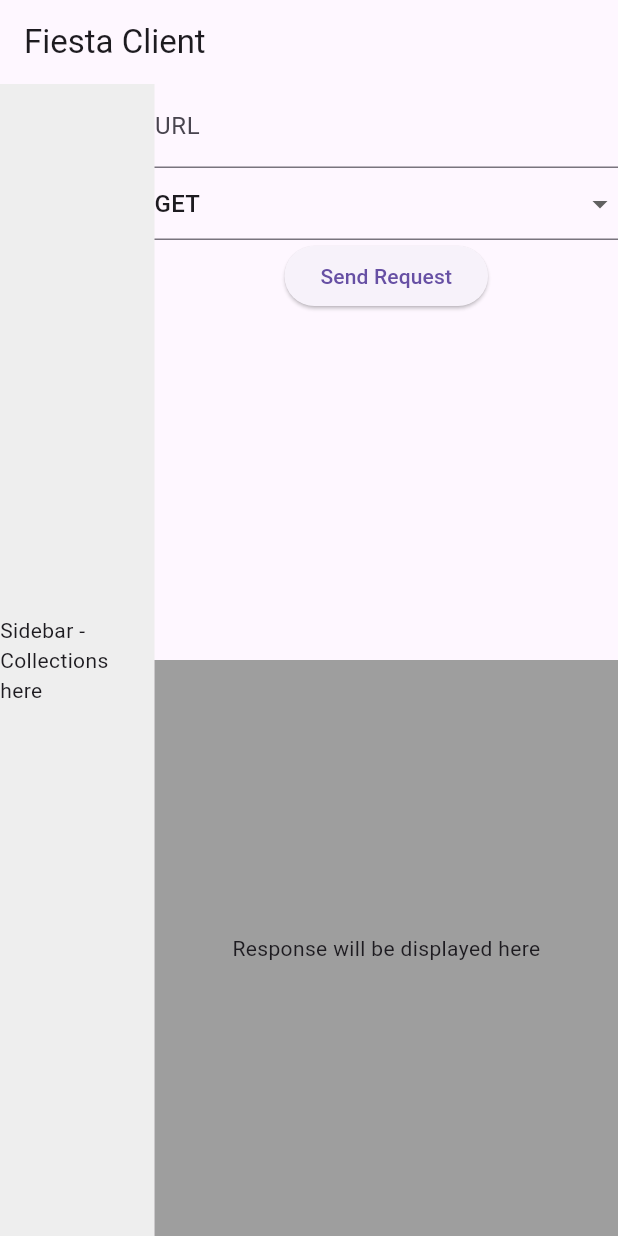
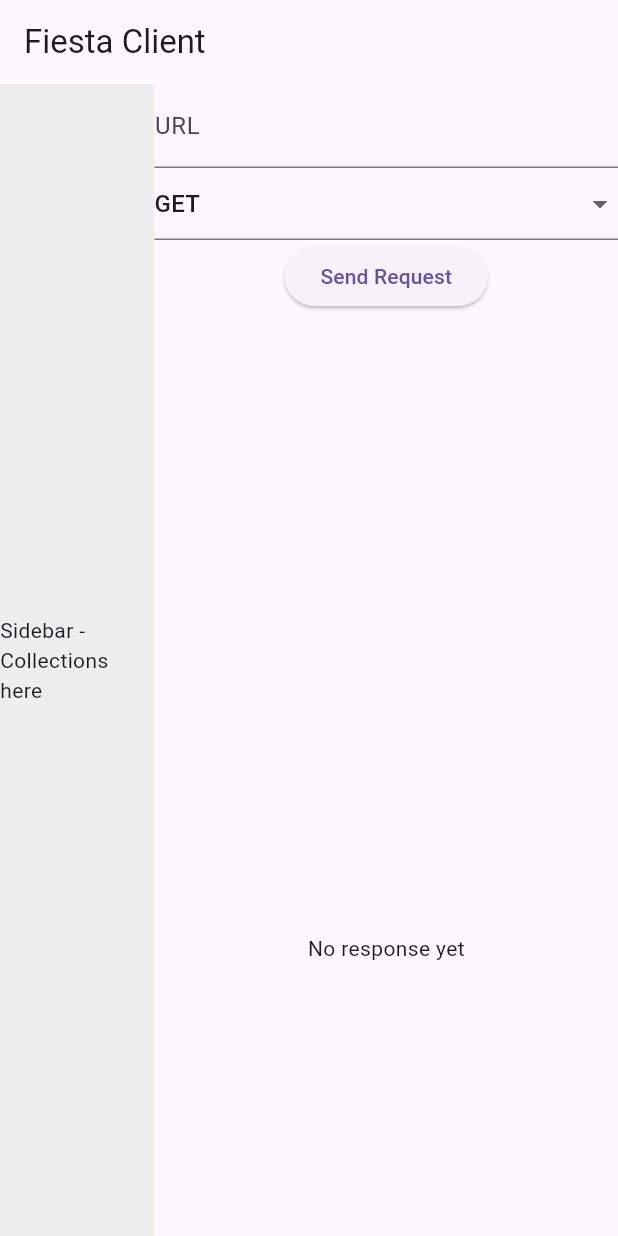
Before and after one commit to cenobyte321/fiesta, a Flutter app: the screen it shows after launch, on a phone screen of 412 x 824 dp. Run offline on Flutter 3.47's test engine with Material 3 defaults, Android fonts, the phone set to English and light mode, and no system bars.

Commit message:
show the response in the lower pane

```diff
--- /dev/null
+++ b/lib/state/request_state.dart
@@ -0,0 +1,12 @@
+import 'package:flutter/foundation.dart';
+import 'package:http/http.dart' as http;
+
+class RequestState extends ChangeNotifier {
+  http.Response? _response;
+  http.Response? get response => _response;
+
+  void setResponse(http.Response response) {
+    _response = response;
+    notifyListeners();
+  }
+}
--- a/lib/widgets/response_viewer.dart
+++ b/lib/widgets/response_viewer.dart
@@ -1,10 +1,34 @@
+import 'package:api_client/state/request_state.dart';
 import 'package:flutter/material.dart';
+import 'package:provider/provider.dart';
 
 class ResponseViewer extends StatelessWidget {
   @override
   Widget build(BuildContext context) {
-    return Container(
-        color: Colors.grey,
-        child: const Center(child: Text('Response will be displayed here')));
+    return Consumer<RequestState>(
+      builder: (context, requestState, child) {
+        final response = requestState.response;
+        if (response == null) {
+          return const Center(child: Text('No response yet'));
+        } else {
+          return SingleChildScrollView(
+            child: Padding(
+              padding: const EdgeInsets.all(8.0),
+              child: Column(
+                  crossAxisAlignment: CrossAxisAlignment.start,
+                  children: [
+                    Text('Status Code: ${response.statusCode}'),
+                    SizedBox(height: 8),
+                    Text('Headers:'),
+                    Text(response.headers.toString()),
+                    SizedBox(height: 8),
+                    Text('Body:'),
+                    Text(response.body),
+                  ]),
+            ),
+          );
+        }
+      },
+    );
   }
 }
```
Also changed, not shown: lib/main.dart (+6 -1 lines), lib/widgets/request_form.dart (+7 -6 lines).
